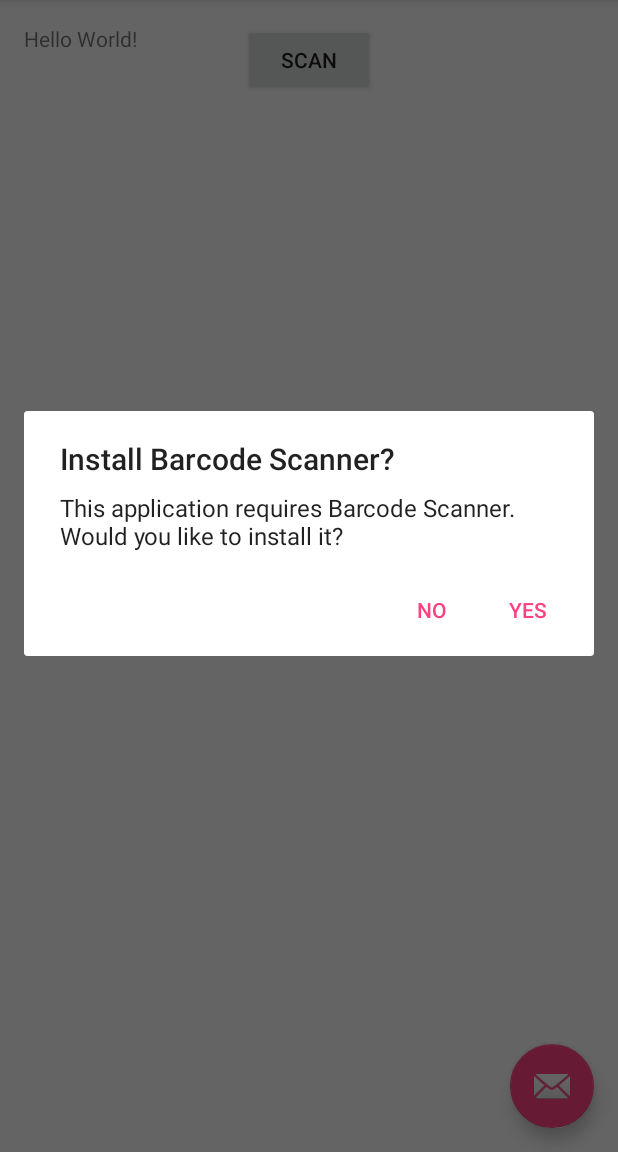
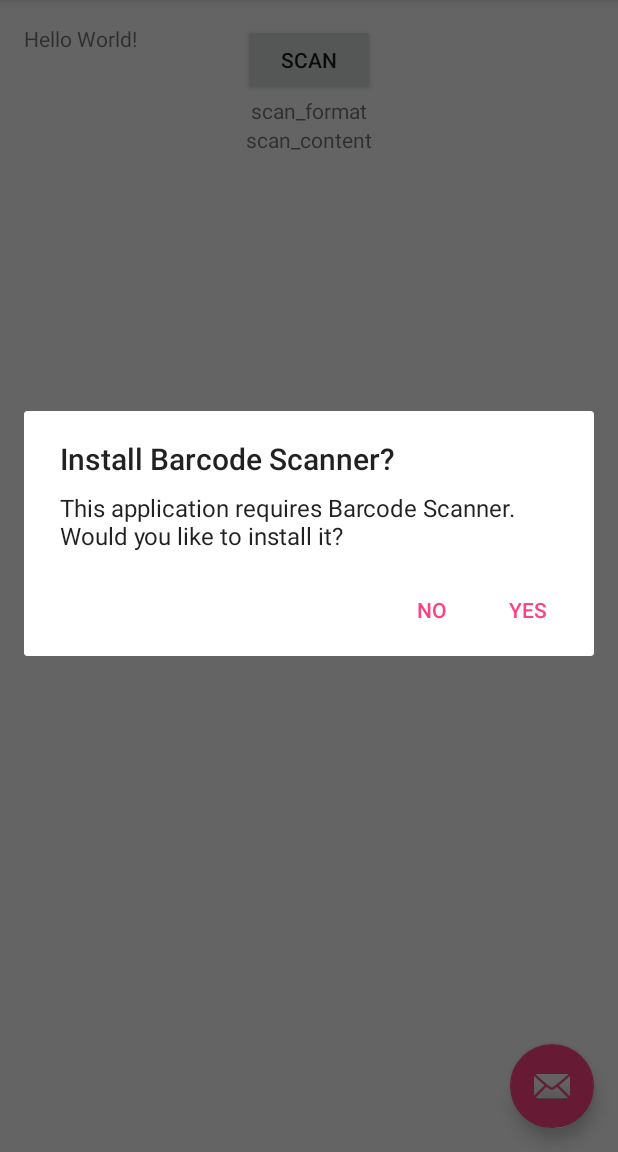
Before and after one commit to Helpicky/Helpicky, an Android app: the screen it shows after launch (MainActivity), after a tap on "SCAN", on a phone screen of 412 x 824 dp, the part 84-1236 px from its top. Run offline under Robolectric (Android 15) with nearby library versions, the phone set to English and light mode, and no system bars.

Commit message:
fix bug scan_content missing

```diff
--- a/app/src/main/res/layout/content_main.xml
+++ b/app/src/main/res/layout/content_main.xml
@@ -29,6 +29,16 @@
         android:layout_height="wrap_content"
         android:textIsSelectable="true"
         android:layout_centerHorizontal="true"
-        android:layout_below="@id/scan_button" />
+        android:layout_below="@id/scan_button"
+        android:text="scan_format" />
+
+    <TextView
+        android:id="@+id/scan_content"
+        android:layout_width="wrap_content"
+        android:layout_height="wrap_content"
+        android:textIsSelectable="true"
+        android:text="scan_content"
+        android:layout_below="@+id/scan_format"
+        android:layout_centerHorizontal="true" />
 
 </RelativeLayout>
```
